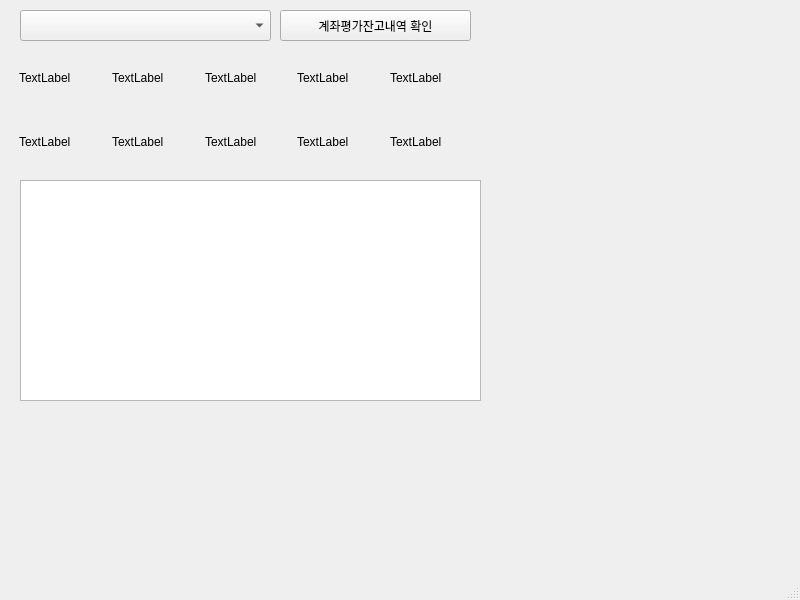
Old version of the form Qt_GUI.ui in the repository SSWUKiwoomOpenAPI/KiwoomOpenAPI2022.
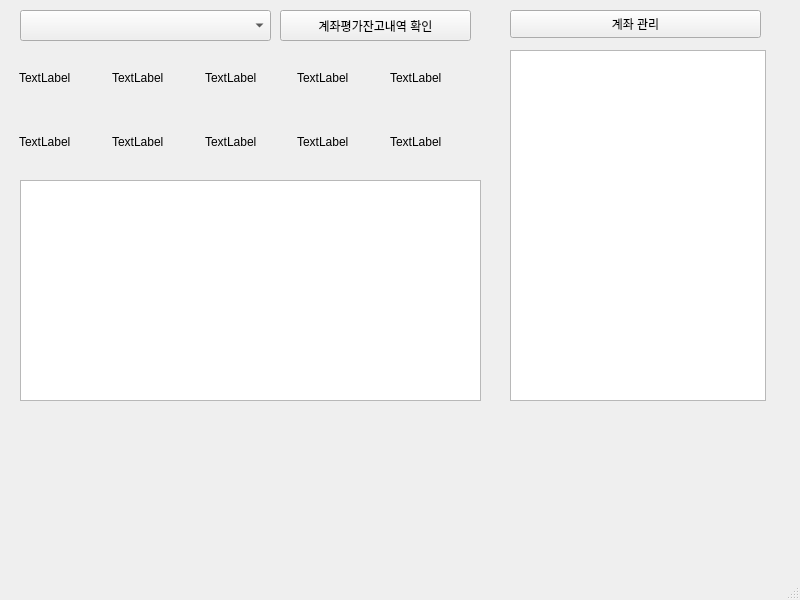
New version of the form.

The edit to the form file:
```diff
--- a/Qt_GUI.ui
+++ b/Qt_GUI.ui
@@ -129,6 +129,29 @@
      </item>
     </layout>
    </widget>
+   <widget class="QPushButton" name="acc_manage">
+    <property name="geometry">
+     <rect>
+      <x>510</x>
+      <y>10</y>
+      <width>251</width>
+      <height>28</height>
+     </rect>
+    </property>
+    <property name="text">
+     <string>계좌 관리</string>
+    </property>
+   </widget>
+   <widget class="QTableWidget" name="Danger_wd">
+    <property name="geometry">
+     <rect>
+      <x>510</x>
+      <y>50</y>
+      <width>256</width>
+      <height>351</height>
+     </rect>
+    </property>
+   </widget>
   </widget>
   <widget class="QMenuBar" name="menubar">
    <property name="geometry">
```
